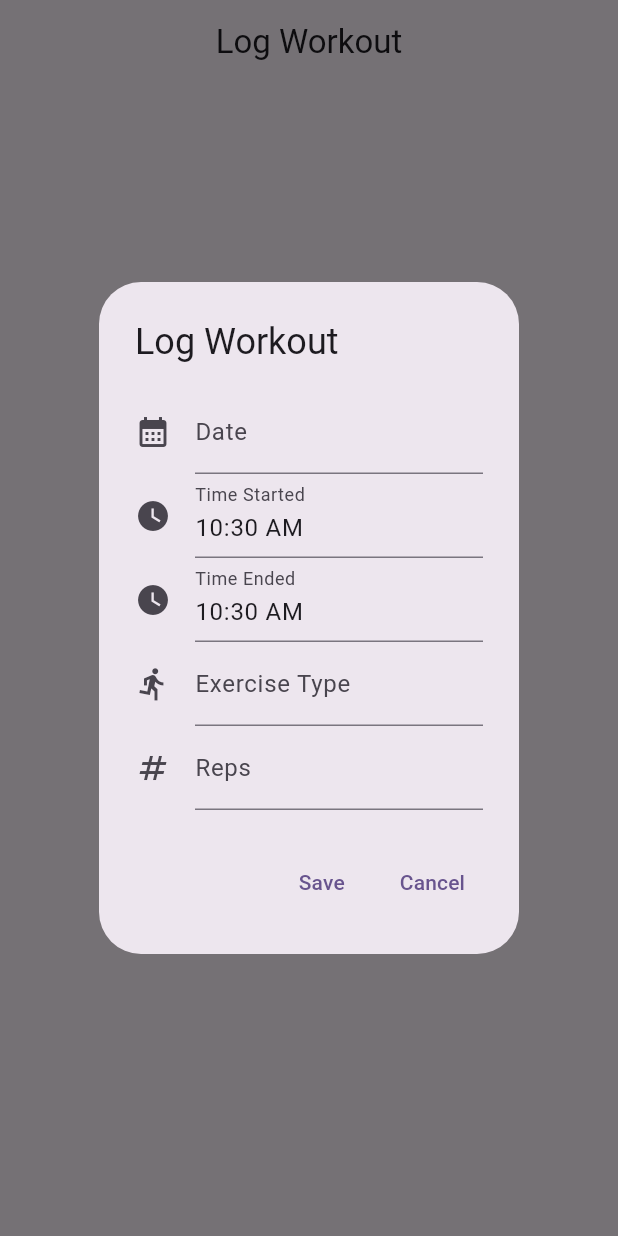
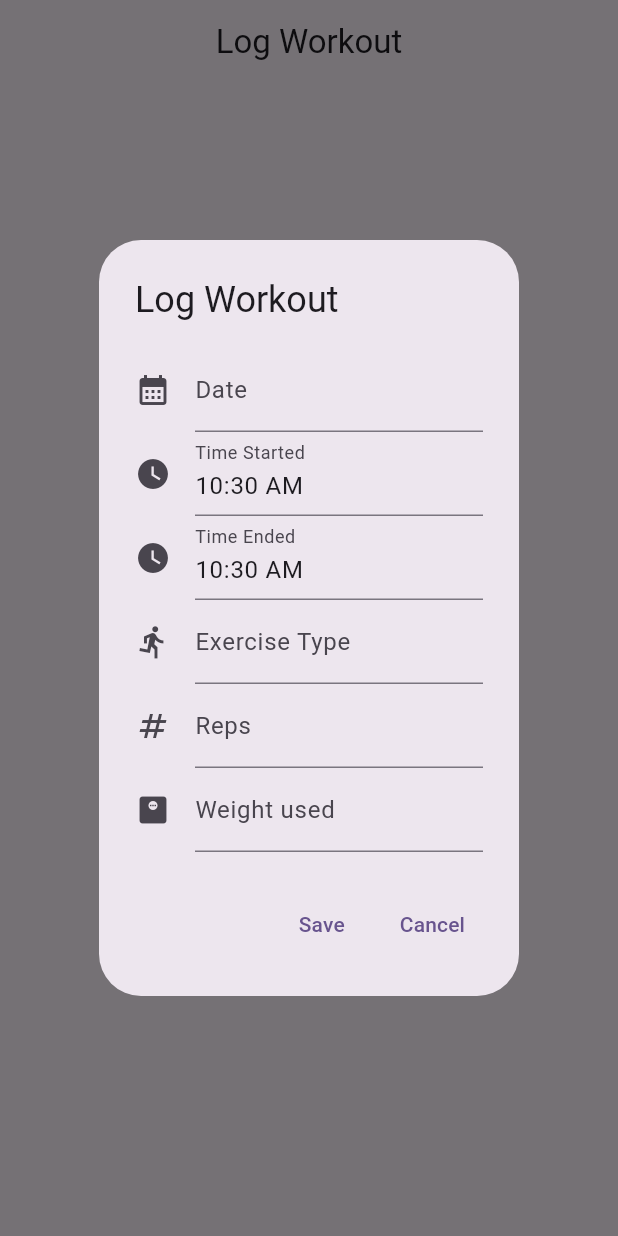
Before and after one commit to daganlarson/GetFitFitnessTracker, a Flutter app: the LogWorkout screen opened directly with empty values, after a tap on "Log Workout", on a phone screen of 412 x 824 dp. Run offline on Flutter 3.47's test engine with Material 3 defaults, Android fonts, the phone set to English and light mode, and no system bars.

Commit message:
Added TextFormField for weight, I think we still need a workout description

```diff
--- a/lib/logworkout/log_workout.dart
+++ b/lib/logworkout/log_workout.dart
@@ -1,3 +1,4 @@
+
 import 'package:flutter/material.dart';
 import 'package:binarybrigade/workout.dart';
 import 'package:flutter/services.dart';
@@ -10,7 +11,7 @@ void main() {
   // Run the app with LogWorkout widget
   runApp(MaterialApp(home: LogWorkout(workout: workout, exercise: exercise)));
 }
-
+//needs to be stateful
 class LogWorkout extends StatelessWidget {
   const LogWorkout({
     Key? key,
@@ -98,6 +99,16 @@ class LogWorkout extends StatelessWidget {
                               });
                             },
                           ),
+                          TextFormField(
+                            decoration: const InputDecoration(
+                              labelText: 'Weight used', icon: Icon(Icons.monitor_weight)),
+                            keyboardType: TextInputType.number,
+                            onChanged: (value) {
+                              workout.m_listOfExercises.forEach((exercise) {
+                                exercise.m_weightUsed = int.parse(value);
+                              });
+                            },
+                            )
                         ],
                       ),
                     ),
```
